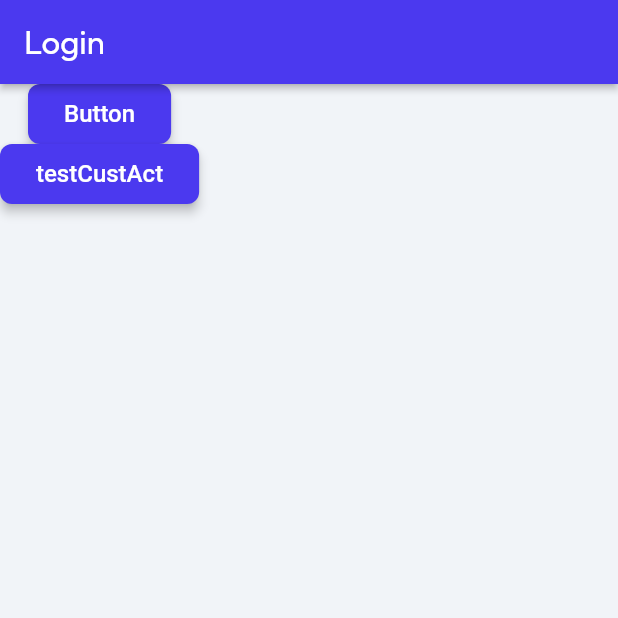
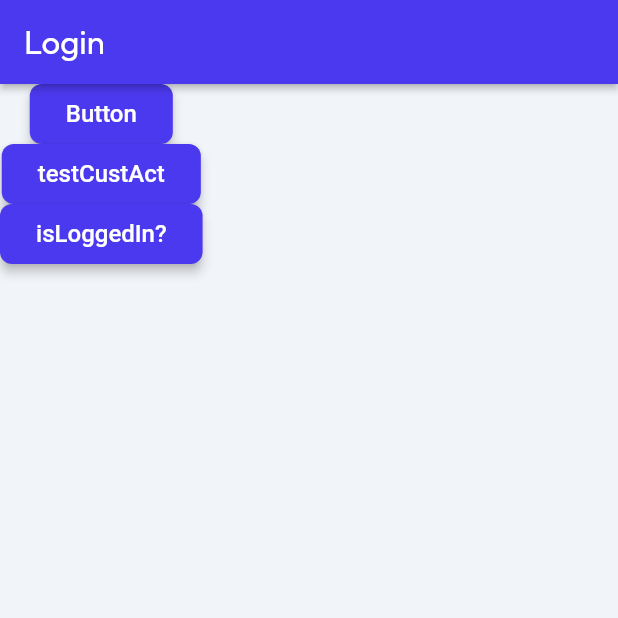
Before and after one commit to kobiebotha/flutterflow-local-run-testing, a Flutter app: the screen it shows once a user with an empty profile is signed in, on a phone screen of 412 x 824 dp, the top half of it. Run offline on Flutter 3.47's test engine with Material 3 defaults, Android fonts, the phone set to English and light mode, and no system bars; drawn by our look-alikes of auto_size_text; our stand-ins replace cached_network_image, flutter_animate, font_awesome_flutter, from_css_color, go_router, google_fonts and 5 more; missing offline and left inert: json_path, powersync; accounts and stored records are empty; Roboto replaces fonts that are missing (Readex Pro).

Commit message:
Supabase isLoggedIn check

```diff
--- a/lib/custom_code/actions/index.dart
+++ b/lib/custom_code/actions/index.dart
@@ -1,3 +1,4 @@
 export 'new_custom_action.dart' show newCustomAction;
 export 'setup_power_sync.dart' show setupPowerSync;
 export 'cust_act2.dart' show custAct2;
+export 'is_logged_in.dart' show isLoggedIn;
--- a/lib/pages/home_page/home_page_model.dart
+++ b/lib/pages/home_page/home_page_model.dart
@@ -10,6 +10,8 @@ class HomePageModel extends FlutterFlowModel<HomePageWidget> {
   List<dynamic>? customActionOutput;
   // Stores action output result for [Custom Action - custAct2] action in Button widget.
   String? custActOut;
+  // Stores action output result for [Custom Action - isLoggedIn] action in Button widget.
+  String? isLoggedIn;
 
   @override
   void initState(BuildContext context) {}
--- a/lib/pages/home_page/home_page_widget.dart
+++ b/lib/pages/home_page/home_page_widget.dart
@@ -130,6 +130,47 @@ class _HomePageWidgetState extends State<HomePageWidget> {
                   borderRadius: BorderRadius.circular(8.0),
                 ),
               ),
+              FFButtonWidget(
+                onPressed: () async {
+                  _model.isLoggedIn = await actions.isLoggedIn();
+                  await showDialog(
+                    context: context,
+                    builder: (alertDialogContext) {
+                      return AlertDialog(
+                        title: const Text('is logged in?'),
+                        content: Text(_model.isLoggedIn!),
+                        actions: [
+                          TextButton(
+                            onPressed: () => Navigator.pop(alertDialogContext),
+                            child: const Text('Ok'),
+                          ),
+                        ],
+                      );
+                    },
+                  );
+
+                  setState(() {});
+                },
+                text: 'isLoggedIn?',
+                options: FFButtonOptions(
+                  height: 40.0,
+                  padding: const EdgeInsetsDirectional.fromSTEB(24.0, 0.0, 24.0, 0.0),
+                  iconPadding:
+                      const EdgeInsetsDirectional.fromSTEB(0.0, 0.0, 0.0, 0.0),
+                  color: FlutterFlowTheme.of(context).primary,
+                  textStyle: FlutterFlowTheme.of(context).titleSmall.override(
+                        fontFamily: 'Readex Pro',
+                        color: Colors.white,
+                        letterSpacing: 0.0,
+                      ),
+                  elevation: 3.0,
+                  borderSide: const BorderSide(
+                    color: Colors.transparent,
+                    width: 1.0,
+                  ),
+                  borderRadius: BorderRadius.circular(8.0),
+                ),
+              ),
               if (true == false)
                 Builder(
                   builder: (context) {
```
Also changed, not shown: lib/custom_code/actions/is_logged_in.dart (added, +18 -0 lines).
